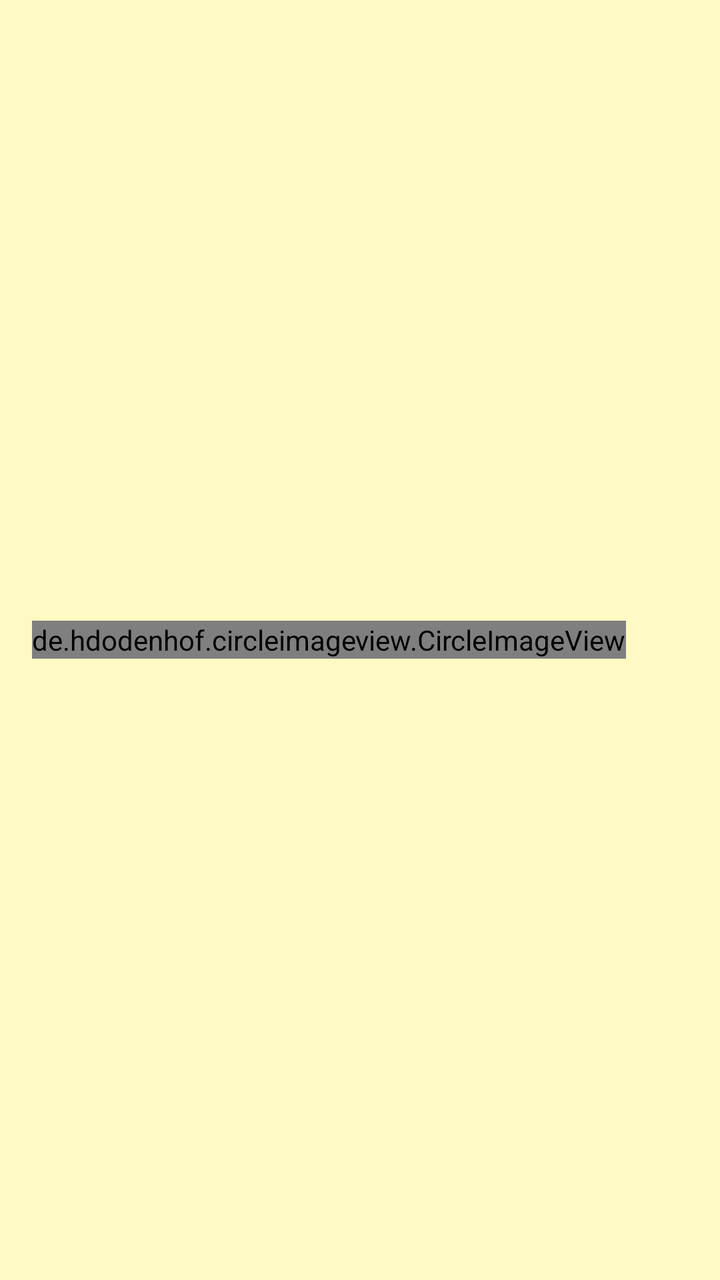
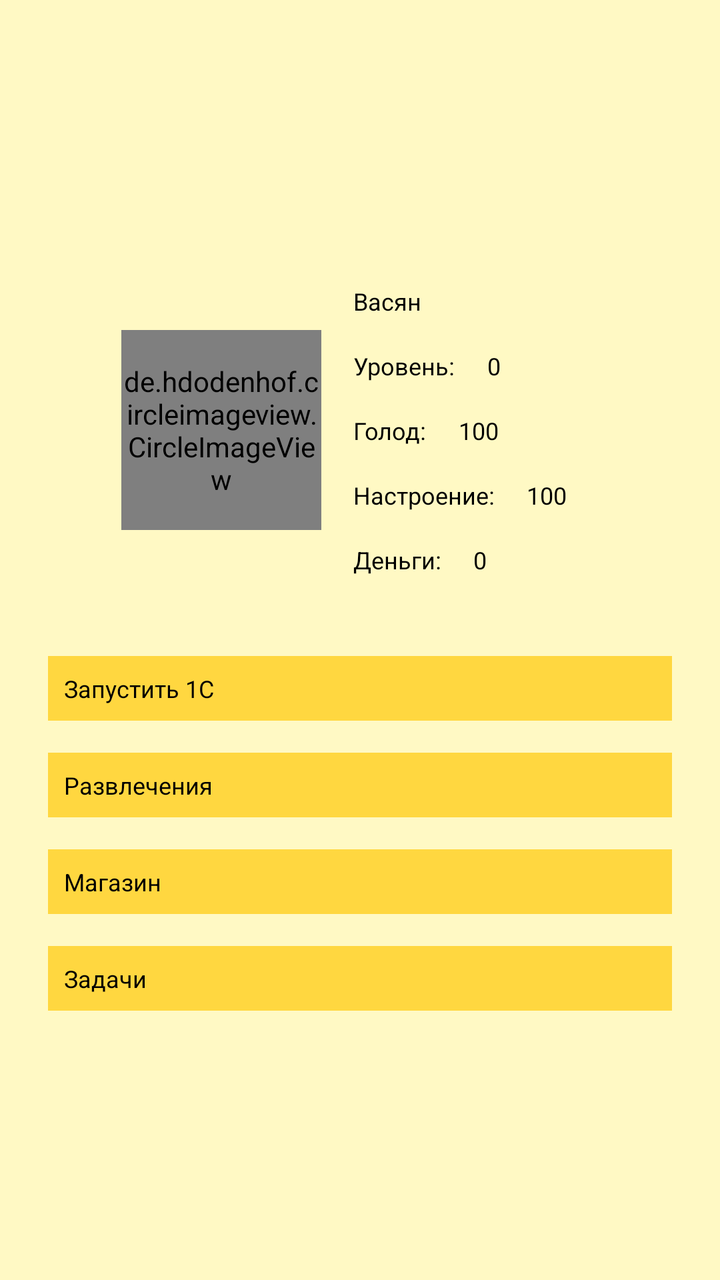

The first picture is an Android layout as it rendered before a commit; the second is the same layout after the commit. The layout source and the unified diff follow.
<!-- AndroidManifest.xml: application theme AppTheme -->
<!-- res/layout/game.xml -->
<LinearLayout
	xmlns:android="http://schemas.android.com/apk/res/android"
	xmlns:app="http://schemas.android.com/apk/res-auto"
	xmlns:tools="http://schemas.android.com/tools"
	android:layout_width="match_parent"
	android:layout_height="match_parent"
	android:orientation="vertical">
	<LinearLayout
		android:id="@+id/gamemenuOrganism"
		android:layout_width="match_parent"
		android:layout_height="match_parent"
		android:padding="8dp"
		android:background="#FFF9C4"
		android:gravity="center_horizontal|center_vertical"
		android:orientation="vertical"
		android:layout_gravity="center_horizontal|center_vertical">
		<LinearLayout
			android:id="@+id/playerinfo"
			android:layout_width="match_parent"
			android:layout_height="wrap_content"
			android:padding="8dp"
			android:gravity="center_horizontal|center_vertical"
			android:orientation="horizontal"
			android:layout_gravity="center_horizontal">
			<de.hdodenhof.circleimageview.CircleImageView
				android:id="@+id/avatarImage"
				android:layout_width="wrap_content"
				android:layout_height="wrap_content"
				app:civ_border_width="3dp"
				app:civ_border_color="#008DCD"
				app:civ_circle_background_color="#FFFFFF"
				app:civ_border_overlay="true" />
			<LinearLayout
				android:id="@+id/linear5"
				android:layout_width="wrap_content"
				android:layout_height="wrap_content"
				android:padding="8dp"
				android:orientation="vertical">
				<TextView
					android:id="@+id/playernameText"
					android:layout_width="wrap_content"
					android:layout_height="wrap_content"
					android:padding="8dp"
					android:text="Васян"
					android:textSize="12sp"
					android:textColor="#000000" />
				<LinearLayout
					android:id="@+id/linear7"
					android:layout_width="wrap_content"
					android:layout_height="wrap_content"
					android:gravity="center_horizontal|center_vertical"
					android:orientation="horizontal"
					android:layout_gravity="center_vertical">
					<TextView
						android:id="@+id/textview2"
						android:layout_width="wrap_content"
						android:layout_height="wrap_content"
						android:padding="8dp"
						android:text="Уровень:"
						android:textSize="12sp"
						android:textColor="#000000" />
					<TextView
						android:id="@+id/textview5"
						android:layout_width="wrap_content"
						android:layout_height="wrap_content"
						android:padding="8dp"
						android:text="0"
						android:textSize="12sp"
						android:textColor="#000000" />
				</LinearLayout>
				<LinearLayout
					android:id="@+id/linear8"
					android:layout_width="wrap_content"
					android:layout_height="wrap_content"
					android:gravity="center_horizontal|center_vertical"
					android:orientation="horizontal"
					android:layout_gravity="center_vertical">
					<TextView
						android:id="@+id/textview6"
						android:layout_width="wrap_content"
						android:layout_height="wrap_content"
						android:padding="8dp"
						android:text="Голод:"
						android:textSize="12sp"
						android:textColor="#000000" />
					<TextView
						android:id="@+id/textview3"
						android:layout_width="wrap_content"
						android:layout_height="wrap_content"
						android:padding="8dp"
						android:text="100"
						android:textSize="12sp"
						android:textColor="#000000" />
				</LinearLayout>
				<LinearLayout
					android:id="@+id/linear9"
					android:layout_width="wrap_content"
					android:layout_height="wrap_content"
					android:gravity="center_horizontal|center_vertical"
					android:orientation="horizontal"
					android:layout_gravity="center_vertical">
					<TextView
						android:id="@+id/textview7"
						android:layout_width="wrap_content"
						android:layout_height="wrap_content"
						android:padding="8dp"
						android:text="Настроение:"
						android:textSize="12sp"
						android:textColor="#000000" />
					<TextView
						android:id="@+id/textview4"
						android:layout_width="wrap_content"
						android:layout_height="wrap_content"
						android:padding="8dp"
						android:text="100"
						android:textSize="12sp"
						android:textColor="#000000" />
				</LinearLayout>
				<LinearLayout
					android:id="@+id/linear10"
					android:layout_width="wrap_content"
					android:layout_height="wrap_content"
					android:orientation="horizontal">
					<TextView
						android:id="@+id/textview8"
						android:layout_width="wrap_content"
						android:layout_height="wrap_content"
						android:padding="8dp"
						android:text="Деньги:"
						android:textSize="12sp"
						android:textColor="#000000" />
					<TextView
						android:id="@+id/textview9"
						android:layout_width="wrap_content"
						android:layout_height="wrap_content"
						android:padding="8dp"
						android:text="0"
						android:textSize="12sp"
						android:textColor="#000000" />
				</LinearLayout>
			</LinearLayout>
		</LinearLayout>
		<LinearLayout
			android:id="@+id/gamebuttons"
			android:layout_width="match_parent"
			android:layout_height="wrap_content"
			android:padding="8dp"
			android:orientation="vertical">
			<Button
				android:id="@+id/oneassimulatorButton"
				android:layout_width="match_parent"
				android:layout_height="wrap_content"
				android:layout_margin="8dp"
				android:padding="8dp"
				android:background="#FFD740"
				android:text="Запустить 1С"
				android:textSize="12sp"
				android:textColor="#000000" />
			<Button
				android:id="@+id/enjoyingButton"
				android:layout_width="match_parent"
				android:layout_height="wrap_content"
				android:layout_margin="8dp"
				android:padding="8dp"
				android:background="#FFD740"
				android:text="Развлечения"
				android:textSize="12sp"
				android:textColor="#000000" />
			<Button
				android:id="@+id/shopButton"
				android:layout_width="match_parent"
				android:layout_height="wrap_content"
				android:layout_margin="8dp"
				android:padding="8dp"
				android:background="#FFD740"
				android:text="Магазин"
				android:textSize="12sp"
				android:textColor="#000000" />
			<Button
				android:id="@+id/tasksButton"
				android:layout_width="match_parent"
				android:layout_height="wrap_content"
				android:layout_margin="8dp"
				android:padding="8dp"
				android:background="#FFD740"
				android:text="Задачи"
				android:textSize="12sp"
				android:textColor="#000000" />
		</LinearLayout>
	</LinearLayout>
</LinearLayout>
<!-- resources referenced by this layout -->
<resources>
  <style name="AppTheme" parent="@android:style/Theme.Material.Light.DarkActionBar">
  		<item name="android:colorPrimary">@color/colorPrimary</item>
  		<item name="android:colorPrimaryDark">@color/colorPrimaryDark</item>
  		<item name="android:colorAccent">@color/colorAccent</item>
  		<item name="android:colorControlHighlight">@color/colorControlHighlight</item>
  		<item name="android:colorControlNormal">@color/colorControlNormal</item>
  	</style>
  <color name="colorPrimary">#FFECB3</color>
  <color name="colorPrimaryDark">#FB8C00</color>
  <color name="colorAccent">#FFB74D</color>
  <color name="colorControlHighlight">#FFF9C4</color>
  <color name="colorControlNormal">#FFF176</color>
</resources>

<!-- the commit's change to res/layout/game.xml (unified diff, before → after) -->
@@ -24,14 +24,15 @@
 			android:layout_gravity="center_horizontal">
 			<de.hdodenhof.circleimageview.CircleImageView
 				android:id="@+id/avatarImage"
-				android:layout_width="wrap_content"
-				android:layout_height="wrap_content"
+				android:layout_width="100dp"
+				android:layout_height="100dp"
+				android:src="@drawable/cock1"
 				app:civ_border_width="3dp"
 				app:civ_border_color="#008DCD"
 				app:civ_circle_background_color="#FFFFFF"
 				app:civ_border_overlay="true" />
 			<LinearLayout
-				android:id="@+id/linear5"
+				android:id="@+id/stats_linear"
 				android:layout_width="wrap_content"
 				android:layout_height="wrap_content"
 				android:padding="8dp"
@@ -45,14 +46,14 @@
 					android:textSize="12sp"
 					android:textColor="#000000" />
 				<LinearLayout
-					android:id="@+id/linear7"
+					android:id="@+id/lvl_molecule"
 					android:layout_width="wrap_content"
 					android:layout_height="wrap_content"
 					android:gravity="center_horizontal|center_vertical"
 					android:orientation="horizontal"
 					android:layout_gravity="center_vertical">
 					<TextView
-						android:id="@+id/textview2"
+						android:id="@+id/textlevel"
 						android:layout_width="wrap_content"
 						android:layout_height="wrap_content"
 						android:padding="8dp"
@@ -60,7 +61,7 @@
 						android:textSize="12sp"
 						android:textColor="#000000" />
 					<TextView
-						android:id="@+id/textview5"
+						android:id="@+id/level"
 						android:layout_width="wrap_content"
 						android:layout_height="wrap_content"
 						android:padding="8dp"
@@ -69,14 +70,14 @@
 						android:textColor="#000000" />
 				</LinearLayout>
 				<LinearLayout
-					android:id="@+id/linear8"
+					android:id="@+id/hungry_molecule"
 					android:layout_width="wrap_content"
 					android:layout_height="wrap_content"
 					android:gravity="center_horizontal|center_vertical"
 					android:orientation="horizontal"
 					android:layout_gravity="center_vertical">
 					<TextView
-						android:id="@+id/textview6"
+						android:id="@+id/hungertext"
 						android:layout_width="wrap_content"
 						android:layout_height="wrap_content"
 						android:padding="8dp"
@@ -84,7 +85,7 @@
 						android:textSize="12sp"
 						android:textColor="#000000" />
 					<TextView
-						android:id="@+id/textview3"
+						android:id="@+id/hunger"
 						android:layout_width="wrap_content"
 						android:layout_height="wrap_content"
 						android:padding="8dp"
@@ -93,14 +94,14 @@
 						android:textColor="#000000" />
 				</LinearLayout>
 				<LinearLayout
-					android:id="@+id/linear9"
+					android:id="@+id/enjoy_molecule"
 					android:layout_width="wrap_content"
 					android:layout_height="wrap_content"
 					android:gravity="center_horizontal|center_vertical"
 					android:orientation="horizontal"
 					android:layout_gravity="center_vertical">
 					<TextView
-						android:id="@+id/textview7"
+						android:id="@+id/enjoytext"
 						android:layout_width="wrap_content"
 						android:layout_height="wrap_content"
 						android:padding="8dp"
@@ -108,7 +109,7 @@
 						android:textSize="12sp"
 						android:textColor="#000000" />
 					<TextView
-						android:id="@+id/textview4"
+						android:id="@+id/enjoy"
 						android:layout_width="wrap_content"
 						android:layout_height="wrap_content"
 						android:padding="8dp"
@@ -117,12 +118,12 @@
 						android:textColor="#000000" />
 				</LinearLayout>
 				<LinearLayout
-					android:id="@+id/linear10"
+					android:id="@+id/money_molecule"
 					android:layout_width="wrap_content"
 					android:layout_height="wrap_content"
 					android:orientation="horizontal">
 					<TextView
-						android:id="@+id/textview8"
+						android:id="@+id/moneytext"
 						android:layout_width="wrap_content"
 						android:layout_height="wrap_content"
 						android:padding="8dp"
@@ -130,7 +131,7 @@
 						android:textSize="12sp"
 						android:textColor="#000000" />
 					<TextView
-						android:id="@+id/textview9"
+						android:id="@+id/money"
 						android:layout_width="wrap_content"
 						android:layout_height="wrap_content"
 						android:padding="8dp"
<!-- resource entries referenced after the edit -->
@@ -1,14 +1,15 @@
 <!-- resources referenced by this layout -->
 <resources>
-  <style name="AppTheme" parent="@android:style/Theme.Material.Light.DarkActionBar">
+  <!-- drawable cock1: png bitmap (drawable-xhdpi, 369576 bytes) -->
+  <style name="NoActionBar" parent="@android:style/Theme.Material.Light.NoActionBar">
   		<item name="android:colorPrimary">@color/colorPrimary</item>
   		<item name="android:colorPrimaryDark">@color/colorPrimaryDark</item>
   		<item name="android:colorAccent">@color/colorAccent</item>
   		<item name="android:colorControlHighlight">@color/colorControlHighlight</item>
   		<item name="android:colorControlNormal">@color/colorControlNormal</item>
   	</style>
-  <color name="colorPrimary">#FFECB3</color>
-  <color name="colorPrimaryDark">#FB8C00</color>
+  <color name="colorPrimary">#FFC107</color>
+  <color name="colorPrimaryDark">#FFB300</color>
   <color name="colorAccent">#FFB74D</color>
   <color name="colorControlHighlight">#FFF9C4</color>
   <color name="colorControlNormal">#FFF176</color>
